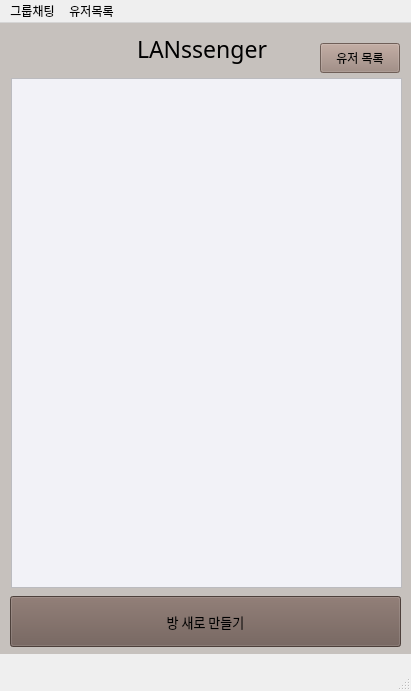
Before: the Qt Designer form src/client/gui/mainwindow.ui in TaehyunJeon0203/lanssenger, drawn with Qt 5.
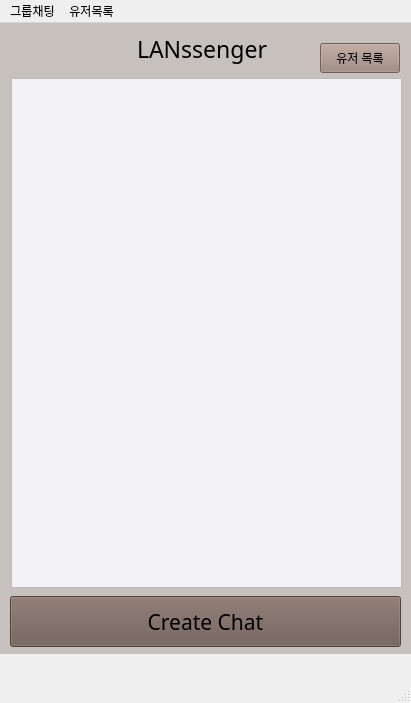
After: the same form once the commit is applied. The open tabs and pages were chosen to show the change.

Commit message: Fix: 버튼명 불일치 해결

What changed in the file:
```diff
--- a/src/client/gui/mainwindow.ui
+++ b/src/client/gui/mainwindow.ui
@@ -7,7 +7,7 @@
     <x>0</x>
     <y>0</y>
     <width>411</width>
-    <height>691</height>
+    <height>703</height>
    </rect>
   </property>
   <property name="windowTitle">
@@ -139,8 +139,8 @@
       </property>
       <property name="font">
        <font>
-        <family>맑은 고딕</family>
-        <pointsize>10</pointsize>
+        <family>궁서</family>
+        <pointsize>16</pointsize>
         <bold>false</bold>
        </font>
       </property>
@@ -148,7 +148,7 @@
        <string notr="true">background-color: #6C5952</string>
       </property>
       <property name="text">
-       <string>방 새로 만들기</string>
+       <string>Create Chat</string>
       </property>
      </widget>
      <widget class="QPushButton" name="userListButton2">
```
Left out of the diff: 4 changed lines with no effect on the pictures.
